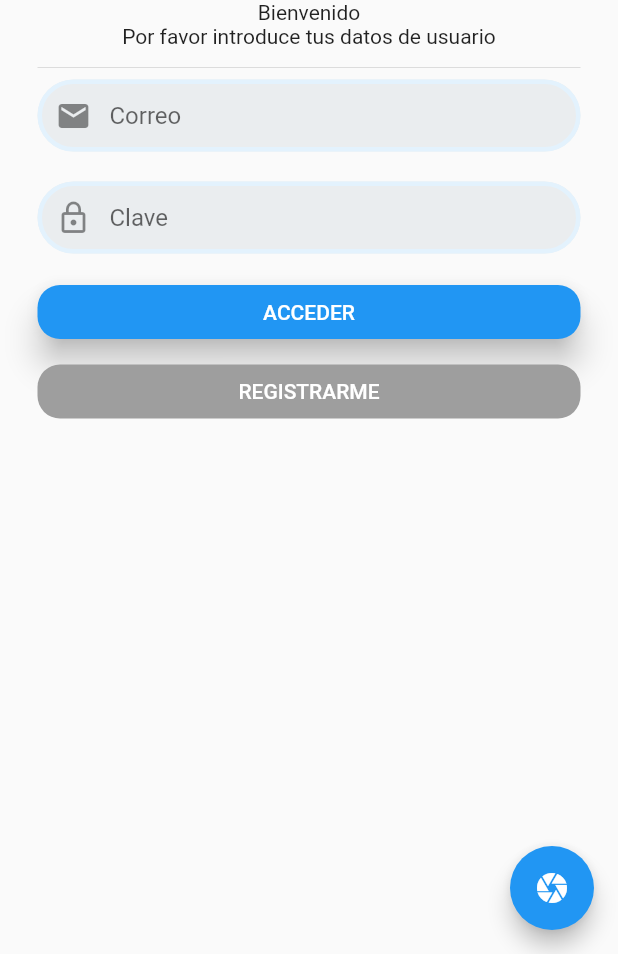
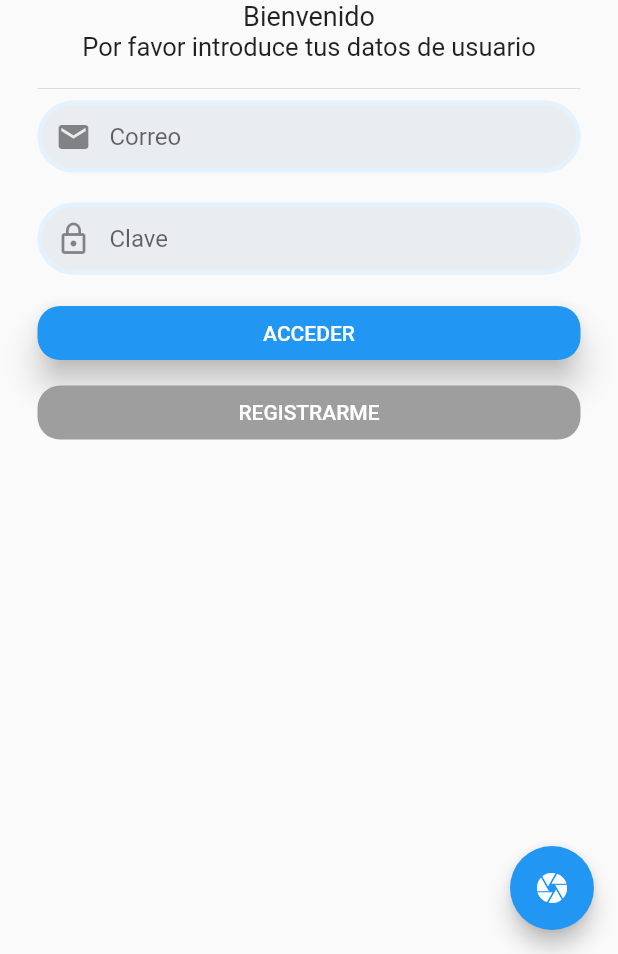
Before and after one commit to mxarc/te-acompano, a Flutter app: the screen it shows after launch, on a phone screen of 412 x 824 dp, the part 282-1236 px from its top. Run offline on Flutter 3.47's test engine with Material 2 defaults, Android fonts, the phone set to English and light mode, and no system bars; our stand-ins replace cloud_firestore, firebase_auth, firebase_storage, fluttertoast, image_picker, shared_preferences; accounts and stored records are empty.

Commit message:
textsyle in login

```diff
--- a/app/lib/src/auth/auth.page.dart
+++ b/app/lib/src/auth/auth.page.dart
@@ -40,7 +40,11 @@ class _AuthPageState extends State<AuthPage> {
               fontSize: 32,
               fontWeight: FontWeight.bold,
               color: Colors.blueAccent)),
-      Text('Bienvenido')
+      Text('Bienvenido',
+          style: TextStyle(
+            fontSize: 18,
+            fontWeight: FontWeight.w400,
+          ))
     ]);
   }
 
@@ -50,12 +54,14 @@ class _AuthPageState extends State<AuthPage> {
         child: Column(
           children: <Widget>[
             Container(
-                margin: EdgeInsets.only(bottom: 5.0),
-                child: Text(
-                  'Por favor introduce tus datos de usuario',
-                  textAlign: TextAlign.left,
-                  overflow: TextOverflow.fade,
-                )),
+                margin: EdgeInsets.only(bottom: 10.0),
+                child: Text('Por favor introduce tus datos de usuario',
+                    textAlign: TextAlign.left,
+                    overflow: TextOverflow.fade,
+                    style: TextStyle(
+                      fontSize: 17,
+                      fontWeight: FontWeight.w400,
+                    ))),
             Divider(),
             Container(
               child: TextField(
```
